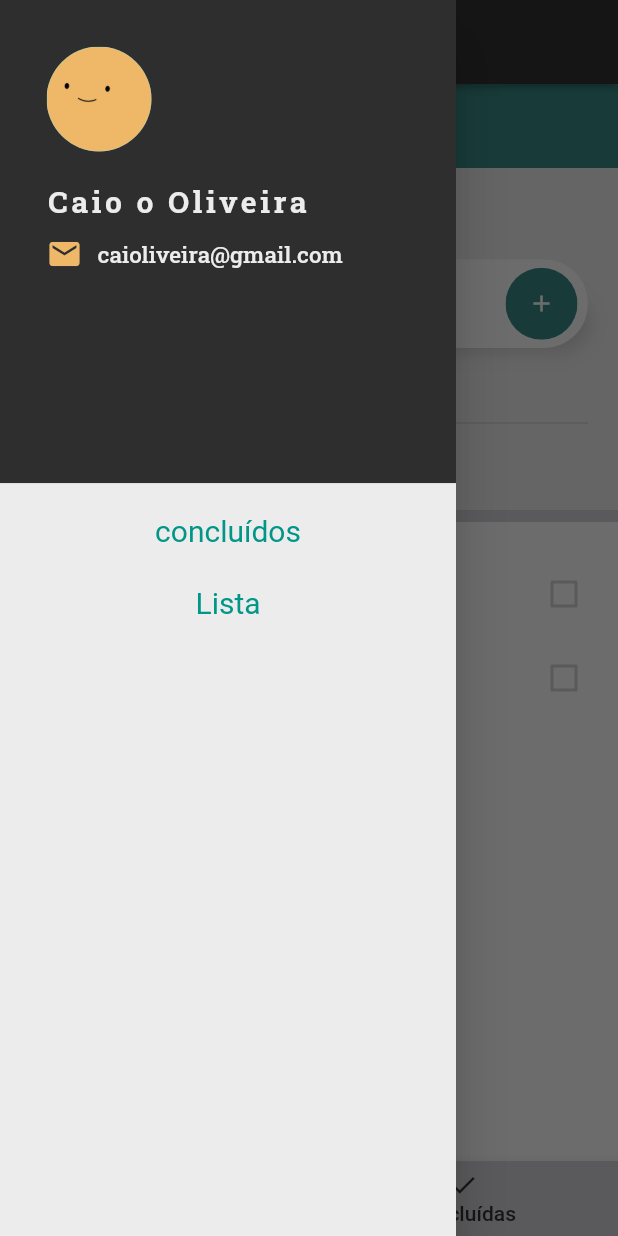
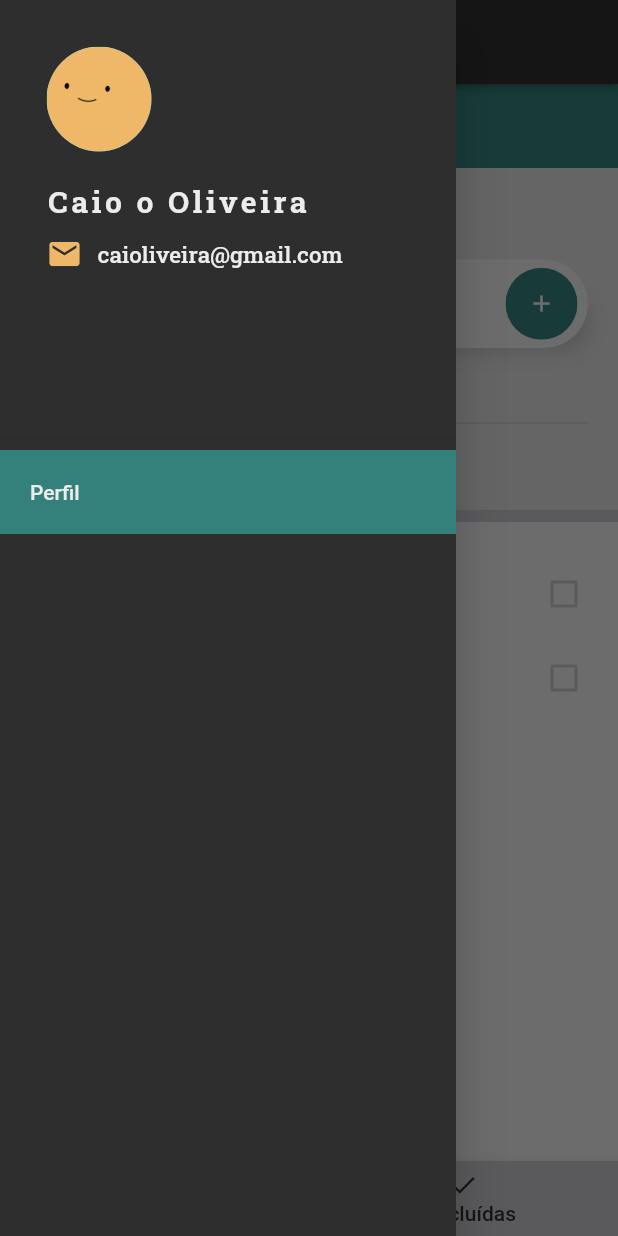
Before and after one commit to AmandaCleto/flutter--todo-list--front, a Flutter app: the screen it shows after launch, with the side drawer open, on a phone screen of 412 x 824 dp. Run offline on Flutter 3.47's test engine with Material 2 defaults, Android fonts, the phone set to English and light mode, and no system bars; Roboto replaces fonts that are missing (Arial).

Commit message:
created perfil layout

```diff
--- a/lib/App.dart
+++ b/lib/App.dart
@@ -1,9 +1,10 @@
 import 'package:flutter/material.dart';
-import 'package:learning_flutter_and_dart/pages/Concluded.dart';
+
 import 'package:provider/provider.dart';
 import '../provider/todos.dart';
 
 import 'pages/Home.dart';
+import 'pages/Perfil.dart';
 
 class App extends StatelessWidget {
   @override
@@ -19,7 +20,7 @@ class App extends StatelessWidget {
           initialRoute: '/',
           routes: {
             '/': (context) => HomePage(),
-            '/concluded': (context) => ConcludedPage(),
+            '/perfil': (context) => PerfilPage(),
           },
           debugShowCheckedModeBanner: false,
           theme: ThemeData(
--- a/lib/drawer/Drawer.dart
+++ b/lib/drawer/Drawer.dart
@@ -7,14 +7,14 @@ class DrawerComponent extends StatelessWidget {
   Widget build(BuildContext context) {
     return Theme(
       data: Theme.of(context).copyWith(
-        canvasColor: Color(0xFFECECEC),
+        canvasColor: Color(0xFF2E2E2E),
       ),
       child: Drawer(
         child: ListView(
           padding: EdgeInsets.zero,
           children: [
             Container(
-              height: 330.0,
+              height: 300.0,
               child: DrawerHeader(
                 decoration: BoxDecoration(
                   color: Color(0xFF2E2E2E),
@@ -76,36 +76,49 @@ class DrawerComponent extends StatelessWidget {
                                   ),
                                 ],
                               ),
-                              SizedBox(
-                                height: 10.0,
-                              ),
                             ],
                           ),
                         ),
                       ],
                     ),
-                    SizedBox(height: 20.0),
                   ],
                 ),
               ),
             ),
             TextButton(
-              style: TextButton.styleFrom(
-                textStyle: const TextStyle(fontSize: 20),
+              style: ButtonStyle(
+                overlayColor: MaterialStateProperty.resolveWith(
+                  (states) {
+                    return states.contains(MaterialState.pressed)
+                        ? Color(0xFF586F7C)
+                        : null;
+                  },
+                ),
+                padding: MaterialStateProperty.all(
+                  EdgeInsets.symmetric(
+                    vertical: 20.0,
+                    horizontal: 20.0,
+                  ),
+                ),
+                backgroundColor: MaterialStateProperty.all(
+                  Color(0xFF34817C),
+                ),
+                shape: MaterialStateProperty.all<RoundedRectangleBorder>(
+                  RoundedRectangleBorder(
+                    borderRadius: BorderRadius.circular(0.0),
+                  ),
+                ),
+                alignment: Alignment.centerLeft,
               ),
               onPressed: () {
-                Navigator.pushNamed(context, '/concluded');
+                Navigator.pushNamed(context, '/perfil');
               },
-              child: const Text('concluídos'),
-            ),
-            TextButton(
-              style: TextButton.styleFrom(
-                textStyle: const TextStyle(fontSize: 20),
+              child: const Text(
+                'Perfil',
+                style: TextStyle(
+                  color: Color(0xFFECECEC),
+                ),
               ),
-              onPressed: () {
-                Navigator.pushNamed(context, '/');
-              },
-              child: const Text('Lista'),
             ),
           ],
         ),
--- a/lib/provider/todos.dart
+++ b/lib/provider/todos.dart
@@ -5,12 +5,12 @@ class TodosProvider extends ChangeNotifier {
   List<Todo> _todos = [
     Todo(
       createdTime: DateTime.now(),
-      title: 'Andar de Bike',
+      title: 'Andar de Bike até a Ufscar',
       isDone: false,
     ),
     Todo(
       createdTime: DateTime.now(),
-      title: 'Andar de Bike',
+      title: 'Almoçar',
       isDone: false,
     ),
     Todo(
```
Also changed, not shown: lib/pages/Perfil.dart (added, +178 -0 lines).
